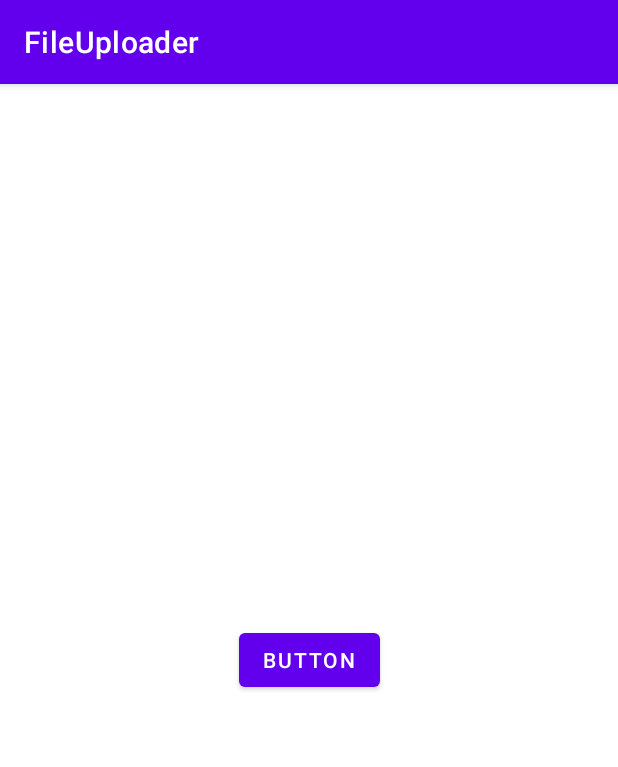
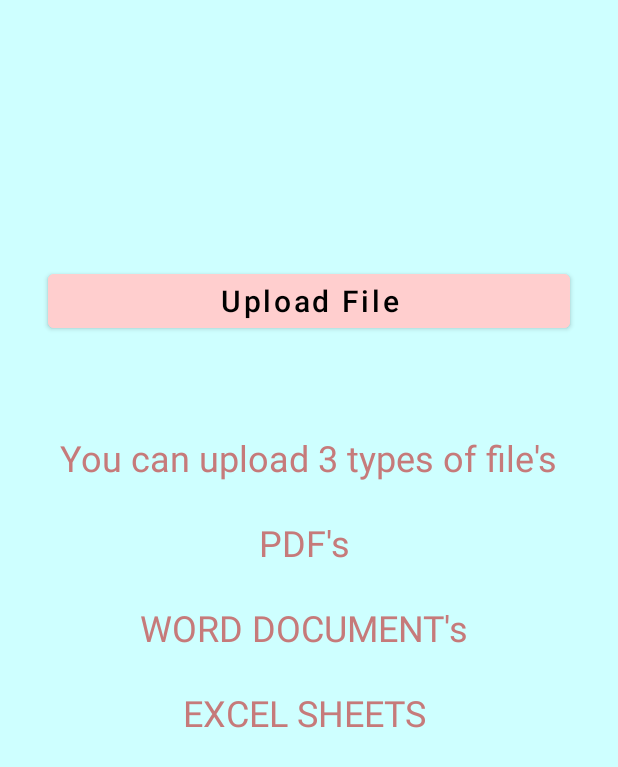
Before and after one commit to vamsimadhav/FileUploader, an Android app: the UploadFragment screen opened through its navigation route, on a phone screen of 412 x 824 dp. Shown: the top 767 px of the screen. Run offline under Robolectric (Android 15) with nearby library versions, the phone set to English and light mode, and no system bars; libraries missing offline, so code that uses them is left out: com.google.api.services; 2 statements that could not run were skipped.

```diff
--- a/app/src/main/AndroidManifest.xml
+++ b/app/src/main/AndroidManifest.xml
@@ -3,7 +3,7 @@
     xmlns:tools="http://schemas.android.com/tools">
 
     <uses-permission android:name="android.permission.INTERNET" />
-    <uses-permission android:name="android.permission.GET_ACCOUNTS" />
+<!--    <uses-permission android:name="android.permission.GET_ACCOUNTS" />-->
 
     <supports-screens
         android:largeScreens="true"
@@ -21,9 +21,6 @@
         android:theme="@style/Theme.FileUploader"
         tools:targetApi="33">
         <activity
-            android:name=".WebViewActivity"
-            android:exported="false" />
-        <activity
             android:name=".UI.Activitys.MainActivity"
             android:exported="true">
             <intent-filter>
--- a/app/src/main/res/layout/fragment_upload.xml
+++ b/app/src/main/res/layout/fragment_upload.xml
@@ -4,15 +4,74 @@
     xmlns:tools="http://schemas.android.com/tools"
     android:layout_width="match_parent"
     android:layout_height="match_parent"
+    android:background="@color/blue"
     tools:context=".UI.Activitys.MainActivity">
 
     <Button
         android:id="@+id/button"
+        android:layout_width="match_parent"
+        android:layout_height="wrap_content"
+        android:layout_marginStart="32dp"
+        android:layout_marginTop="64dp"
+        android:layout_marginEnd="32dp"
+        android:backgroundTint="@color/pink"
+        android:text="Upload File"
+        android:textAllCaps="false"
+        android:textColor="@color/black"
+        android:textSize="20sp"
+        app:layout_constraintBottom_toBottomOf="parent"
+        app:layout_constraintEnd_toEndOf="parent"
+        app:layout_constraintHorizontal_bias="0.498"
+        app:layout_constraintStart_toStartOf="parent"
+        app:layout_constraintTop_toTopOf="parent"
+        app:layout_constraintVertical_bias="0.158" />
+
+    <TextView
+        android:id="@+id/textView3"
         android:layout_width="wrap_content"
         android:layout_height="wrap_content"
-        android:text="Button"
-        app:layout_constraintBottom_toBottomOf="parent"
-        app:layout_constraintEnd_toEndOf="parent"
-        app:layout_constraintStart_toStartOf="parent"
-        app:layout_constraintTop_toTopOf="parent" />
+        android:layout_marginTop="64dp"
+        android:text="@string/you_can_upload_3_types_of_file_s"
+        android:textColor="#C67A7A"
+        android:textSize="24sp"
+        app:layout_constraintEnd_toEndOf="@+id/button"
+        app:layout_constraintHorizontal_bias="0.498"
+        app:layout_constraintStart_toStartOf="@+id/button"
+        app:layout_constraintTop_toBottomOf="@+id/button" />
+
+    <TextView
+        android:id="@+id/textView4"
+        android:layout_width="wrap_content"
+        android:layout_height="wrap_content"
+        android:layout_marginTop="24dp"
+        android:text="PDF's "
+        android:textColor="#C67A7A"
+        android:textSize="24sp"
+        app:layout_constraintEnd_toEndOf="@+id/textView3"
+        app:layout_constraintStart_toStartOf="@+id/textView3"
+        app:layout_constraintTop_toBottomOf="@+id/textView3" />
+
+    <TextView
+        android:id="@+id/textView5"
+        android:layout_width="wrap_content"
+        android:layout_height="wrap_content"
+        android:layout_marginTop="24dp"
+        android:text="WORD DOCUMENT's "
+        android:textColor="#C67A7A"
+        android:textSize="24sp"
+        app:layout_constraintEnd_toEndOf="@+id/textView3"
+        app:layout_constraintStart_toStartOf="@+id/textView3"
+        app:layout_constraintTop_toBottomOf="@+id/textView4" />
+
+    <TextView
+        android:id="@+id/textView6"
+        android:layout_width="wrap_content"
+        android:layout_height="wrap_content"
+        android:layout_marginTop="24dp"
+        android:text="EXCEL SHEETS "
+        android:textColor="#C67A7A"
+        android:textSize="24sp"
+        app:layout_constraintEnd_toEndOf="@+id/textView3"
+        app:layout_constraintStart_toStartOf="@+id/textView3"
+        app:layout_constraintTop_toBottomOf="@+id/textView5" />
 </androidx.constraintlayout.widget.ConstraintLayout>
--- a/app/src/main/res/navigation/nav_graph.xml
+++ b/app/src/main/res/navigation/nav_graph.xml
@@ -28,5 +28,20 @@
             android:name="publicUrl"
             app:argType="string"
             android:defaultValue="null" />
+        <action
+            android:id="@+id/action_shareFragment_to_webViewFragment"
+            app:destination="@id/webViewFragment" />
+    </fragment>
+    <fragment
+        android:id="@+id/webViewFragment"
+        android:name="com.example.fileuploader.UI.Fragments.WebViewFragment"
+        android:label="WebViewFragment" >
+        <action
+            android:id="@+id/action_webViewFragment_to_uploadFragment"
+            app:destination="@id/uploadFragment" />
+        <argument
+            android:name="publicUrl"
+            app:argType="string"
+            android:defaultValue="null" />
     </fragment>
 </navigation>
--- a/app/src/main/res/values-night/themes.xml
+++ b/app/src/main/res/values-night/themes.xml
@@ -1,6 +1,6 @@
 <resources xmlns:tools="http://schemas.android.com/tools">
     <!-- Base application theme. -->
-    <style name="Theme.FileUploader" parent="Theme.MaterialComponents.DayNight.DarkActionBar">
+    <style name="Theme.FileUploader" parent="Theme.MaterialComponents.DayNight.NoActionBar">
         <!-- Primary brand color. -->
         <item name="colorPrimary">@color/purple_200</item>
         <item name="colorPrimaryVariant">@color/purple_700</item>
--- a/app/src/main/res/values/themes.xml
+++ b/app/src/main/res/values/themes.xml
@@ -1,6 +1,6 @@
 <resources xmlns:tools="http://schemas.android.com/tools">
     <!-- Base application theme. -->
-    <style name="Theme.FileUploader" parent="Theme.MaterialComponents.DayNight.DarkActionBar">
+    <style name="Theme.FileUploader" parent="Theme.MaterialComponents.DayNight.NoActionBar">
         <!-- Primary brand color. -->
         <item name="colorPrimary">@color/purple_500</item>
         <item name="colorPrimaryVariant">@color/purple_700</item>
```
Also changed, not shown: app/src/main/java/com/example/fileuploader/UI/Fragments/ShareFragment.java (+8 -4 lines), app/src/main/java/com/example/fileuploader/UI/Fragments/WebViewFragment.java (added, +53 -0 lines), app/src/main/java/com/example/fileuploader/WebViewActivity.java (deleted, +0 -32 lines), app/src/main/res/layout/activity_web_view.xml (deleted, +0 -13 lines), app/src/main/res/layout/fragment_login.xml (+5 -5 lines), app/src/main/res/layout/fragment_share.xml (+59 -5 lines), app/src/main/res/layout/fragment_web_view.xml (added, +30 -0 lines), app/src/main/res/values/strings.xml (+8 -0 lines).
